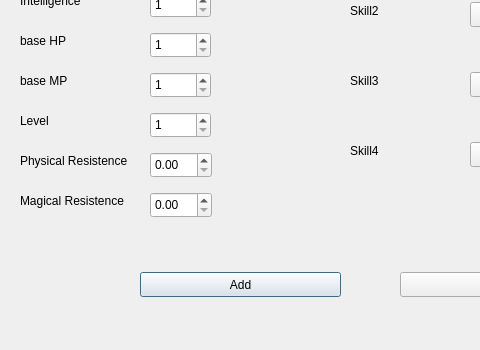
This is GUI/addwindowh.ui in Dogemist/Progetto-Kalk-p2 as Qt 5 draws it before an edit; both pictures show x 0 to 480 and y 168 to 518 of the 709 by 518 pixel window. The edited form follows.
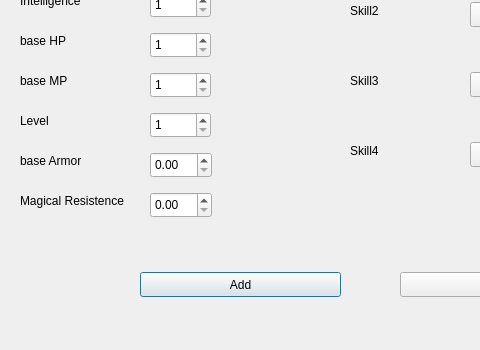
This is the edited form.

The edit to the form file:
```diff
--- a/GUI/addwindowh.ui
+++ b/GUI/addwindowh.ui
@@ -127,7 +127,7 @@
     </rect>
    </property>
    <property name="text">
-    <string>Physical Resistence</string>
+    <string>base Armor</string>
    </property>
   </widget>
   <widget class="QLabel" name="label_8">
```
Left out of the diff: 18 changed lines with no effect on the pictures.
